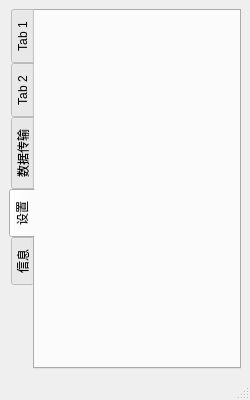
Magiclxw/Sparrow, file Software/QT-rebuid/Sparrow/mainwindow.ui: the form before one commit.
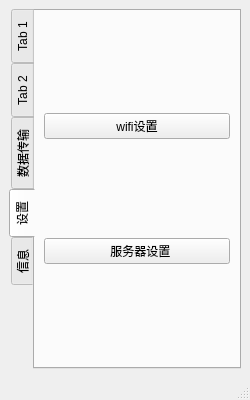
The form after the commit. The open tabs and pages were chosen to show the change.

Commit message: 20240901 添加wifi设置功能

The edit to the form file:
```diff
--- a/Software/QT-rebuid/Sparrow/mainwindow.ui
+++ b/Software/QT-rebuid/Sparrow/mainwindow.ui
@@ -55,6 +55,22 @@
        <attribute name="title">
         <string>设置</string>
        </attribute>
+       <layout class="QVBoxLayout" name="verticalLayout_2">
+        <item>
+         <widget class="QPushButton" name="btnSetWifi">
+          <property name="text">
+           <string>wifi设置</string>
+          </property>
+         </widget>
+        </item>
+        <item>
+         <widget class="QPushButton" name="pushButton_3">
+          <property name="text">
+           <string>  服务器设置</string>
+          </property>
+         </widget>
+        </item>
+       </layout>
       </widget>
       <widget class="QWidget" name="widget">
        <attribute name="title">
```
Left out of the diff: 2 changed lines with no effect on the pictures. The commit also changes 33 other files.
